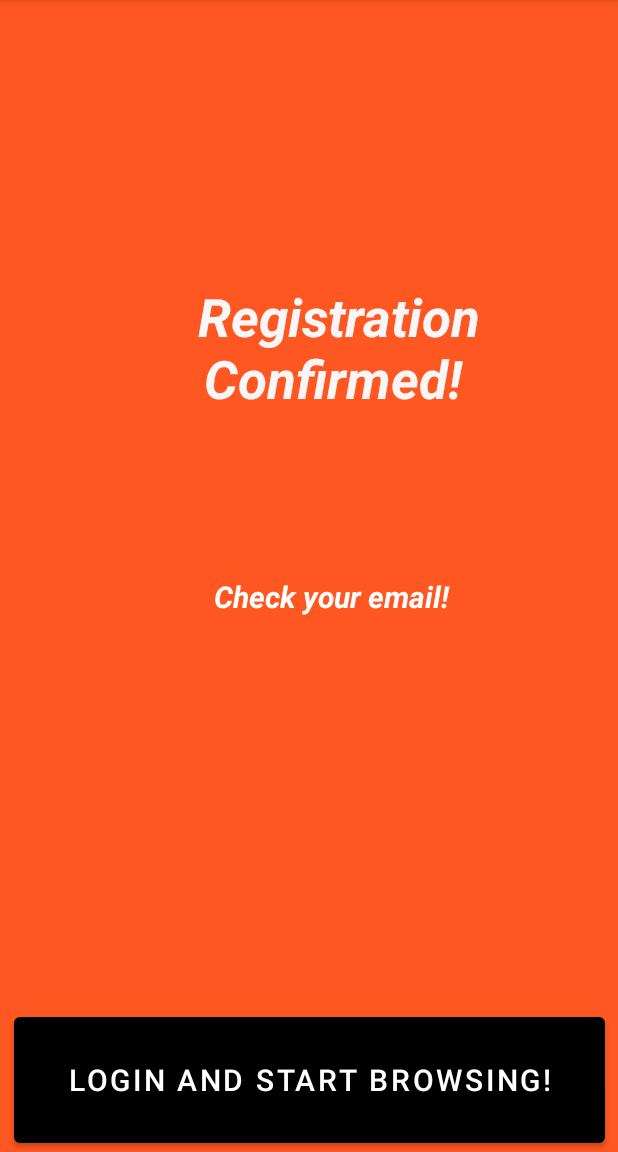
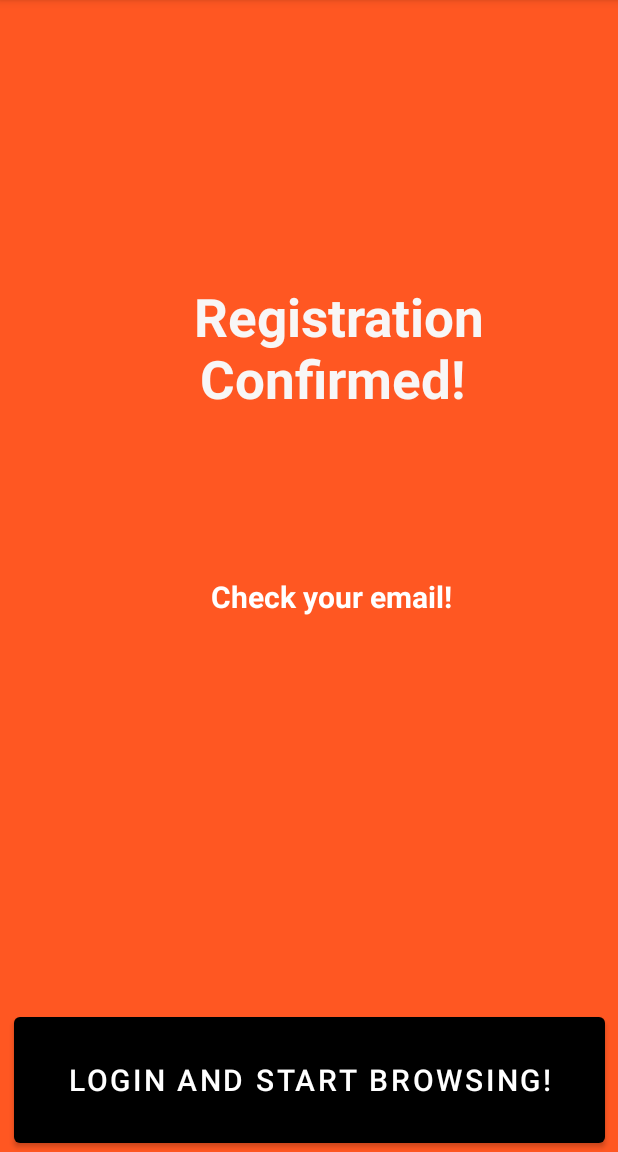
Before and after one commit to mohamedlafiteh/cinema-app-project, an Android app: the RegistrationConfirmed screen opened directly, with no data from a screen before it, on a phone screen of 412 x 824 dp, the part 84-1236 px from its top. Run offline under Robolectric (Android 15) with nearby library versions, the phone set to English and light mode, and no system bars.

Commit message:
Add image

```diff
--- a/app/src/main/AndroidManifest.xml
+++ b/app/src/main/AndroidManifest.xml
@@ -33,9 +33,9 @@
             android:label="Account page"
             android:parentActivityName=".MainActivity" />
         <activity
-            android:name=".LoginActivity"
+            android:name=".MainActivity"
            />
-        <activity android:name=".MainActivity">
+        <activity android:name=".LoginActivity">
             <intent-filter>
                 <action android:name="android.intent.action.MAIN" />
 
--- a/app/src/main/java/com/example/cinemaapp/RegistrationConfirmed.java
+++ b/app/src/main/java/com/example/cinemaapp/RegistrationConfirmed.java
@@ -16,12 +16,7 @@ public class RegistrationConfirmed extends AppCompatActivity {
         setContentView(R.layout.activity_registration_confirmed);
         MainButton = findViewById(R.id.MainButton);
 
-        MainButton.setOnClickListener(new View.OnClickListener() {
-            @Override
-            public void onClick(View v) {
-                OpenMainActivity();
-            }
-        });
+
     }
     public void OpenMainActivity() {
         Intent intent = new Intent(this, LoginActivity.class);
--- a/app/src/main/res/layout/activity_registration_confirmed.xml
+++ b/app/src/main/res/layout/activity_registration_confirmed.xml
@@ -16,7 +16,7 @@
         android:text="Registration Confirmed! "
         android:textColor="#F8F6F6"
         android:textSize="35sp"
-        android:textStyle="bold|italic"
+        android:textStyle="bold"
         app:layout_constraintEnd_toEndOf="parent"
         app:layout_constraintHorizontal_bias="0.654"
         app:layout_constraintStart_toStartOf="parent"
@@ -32,7 +32,7 @@
         android:text="Check your email!"
         android:textColor="#FFFFFF"
         android:textSize="20sp"
-        android:textStyle="bold|italic"
+        android:textStyle="bold"
         app:layout_constraintBottom_toBottomOf="parent"
         app:layout_constraintEnd_toEndOf="parent"
         app:layout_constraintHorizontal_bias="0.575"
```
